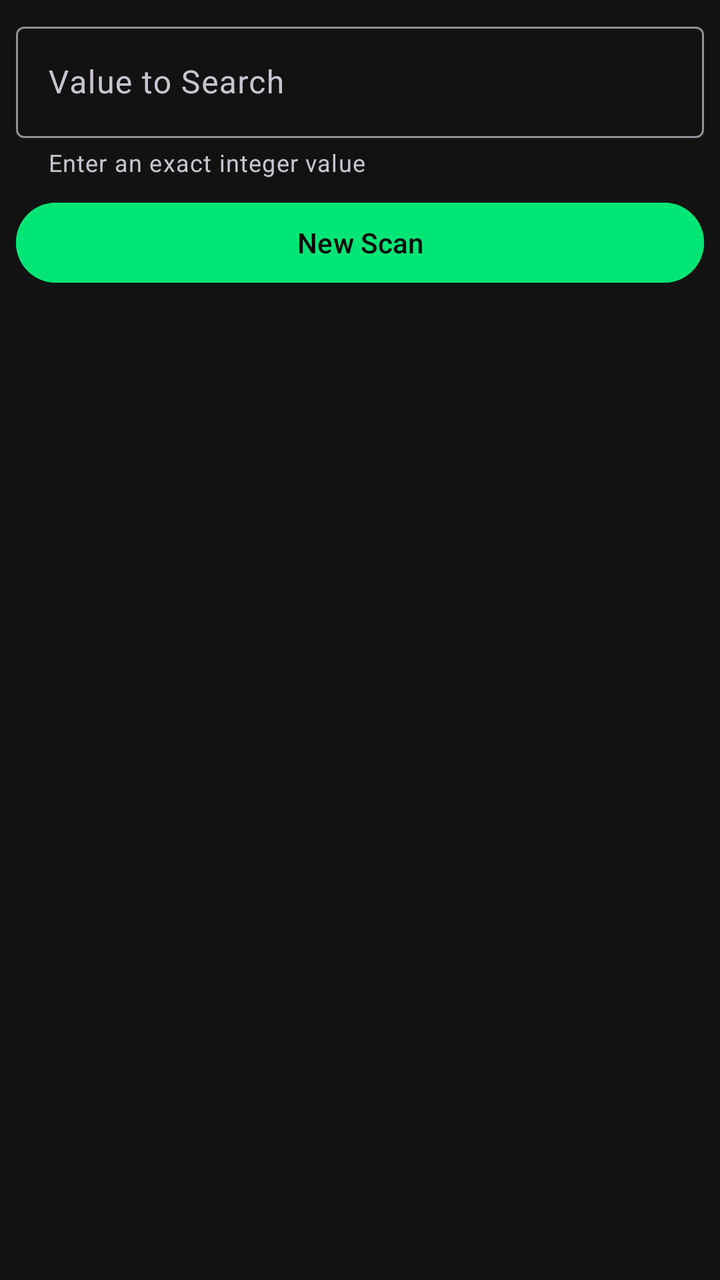
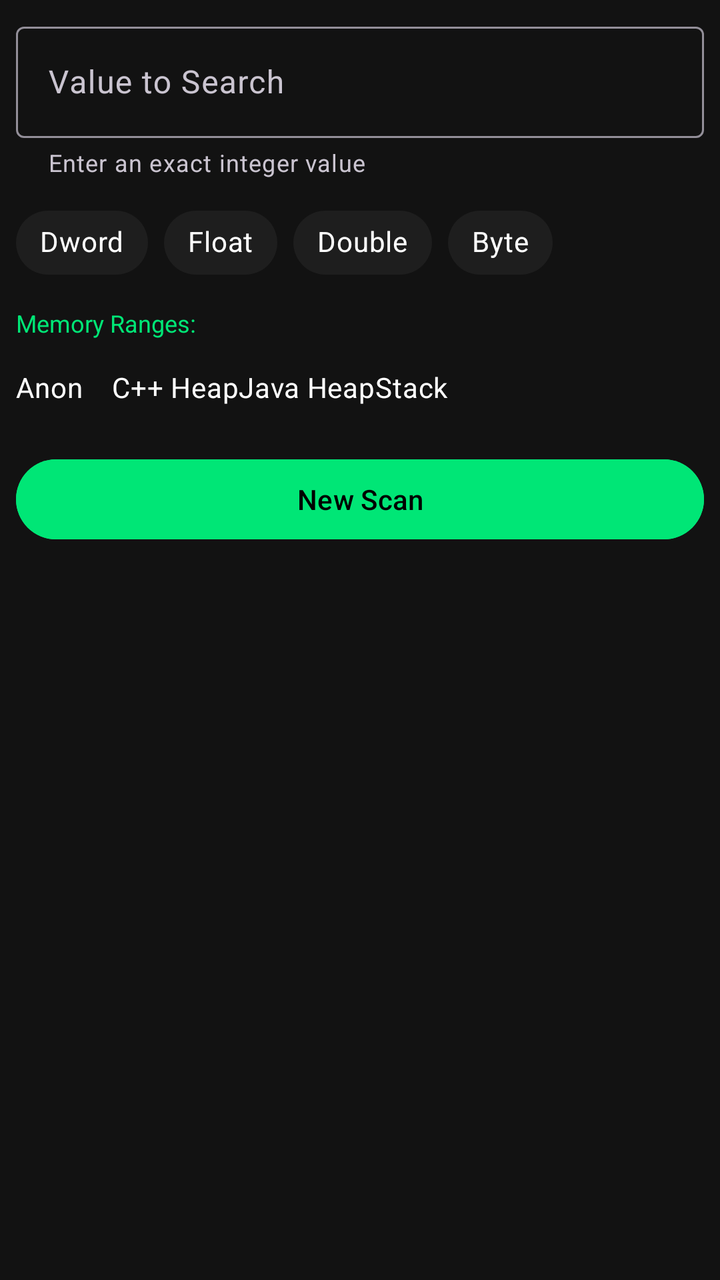

Before-and-after screenshots of an Android layout around one commit, followed by the original layout XML and the change that was made.
<!-- AndroidManifest.xml: application theme Theme.GameEx -->
<!-- res/layout/view_scan_mode.xml -->
<?xml version="1.0" encoding="utf-8"?>
<LinearLayout xmlns:android="http://schemas.android.com/apk/res/android"
    xmlns:app="http://schemas.android.com/apk/res-auto"
    android:layout_width="match_parent"
    android:layout_height="wrap_content"
    android:orientation="vertical"
    android:padding="8dp">

    <com.google.android.material.textfield.TextInputLayout
        android:layout_width="match_parent"
        android:layout_height="wrap_content"
        android:hint="@string/hint_search_value"
        app:helperText="@string/helper_search_value"
        app:endIconMode="clear_text">
        <com.google.android.material.textfield.TextInputEditText
            android:id="@+id/et_search_value"
            android:layout_width="match_parent"
            android:layout_height="wrap_content"
            android:inputType="numberSigned"
            android:imeOptions="actionSearch"
            android:textColor="#FFFFFF"/>
    </com.google.android.material.textfield.TextInputLayout>

    <Button
        android:id="@+id/btn_scan"
        android:layout_width="match_parent"
        android:layout_height="wrap_content"
        android:text="New Scan"
        android:backgroundTint="@color/primary_hacker_green"
        android:textColor="#000000"
        android:layout_marginTop="8dp"/>

    <Button
        android:id="@+id/btn_next_scan"
        android:layout_width="match_parent"
        android:layout_height="wrap_content"
        android:text="Next Scan"
        android:backgroundTint="#FFFFFF"
        android:textColor="#000000"
        android:layout_marginTop="8dp"
        android:visibility="gone"/>

    <ProgressBar
        android:id="@+id/progress_scan"
        android:layout_width="wrap_content"
        android:layout_height="wrap_content"
        android:layout_gravity="center"
        android:visibility="gone"
        android:layout_marginTop="16dp"/>

</LinearLayout>
<!-- resources referenced by this layout -->
<resources>
  <color name="primary_hacker_green">#00E676</color>
  <string name="helper_search_value">Enter an exact integer value</string>
  <string name="hint_search_value">Value to Search</string>
  <style name="Theme.GameEx" parent="Theme.Material3.Dark.NoActionBar">
          
          <item name="colorPrimary">@color/primary_hacker_green</item>
          <item name="android:background">@color/background_oled_black</item>
          <item name="colorSurface">@color/surface_card_grey</item>
      </style>
  <color name="background_oled_black">#121212</color>
  <color name="surface_card_grey">#1E1E1E</color>
</resources>

<!-- the commit's change to res/layout/view_scan_mode.xml (unified diff, before → after) -->
@@ -20,6 +20,113 @@
             android:imeOptions="actionSearch"
             android:textColor="#FFFFFF"/>
     </com.google.android.material.textfield.TextInputLayout>
+
+    <HorizontalScrollView
+        android:layout_width="match_parent"
+        android:layout_height="wrap_content"
+        android:layout_marginTop="8dp"
+        android:scrollbars="none">
+
+        <com.google.android.material.chip.ChipGroup
+            android:id="@+id/chip_group_type"
+            android:layout_width="wrap_content"
+            android:layout_height="wrap_content"
+            app:singleSelection="true"
+            app:selectionRequired="true">
+
+            <com.google.android.material.chip.Chip
+                android:id="@+id/chip_type_dword"
+                style="@style/Widget.MaterialComponents.Chip.Choice"
+                android:layout_width="wrap_content"
+                android:layout_height="wrap_content"
+                android:text="Dword"
+                android:checked="true"
+                android:textColor="@color/white"
+                app:chipBackgroundColor="@color/surface_card_grey"/>
+
+            <com.google.android.material.chip.Chip
+                android:id="@+id/chip_type_float"
+                style="@style/Widget.MaterialComponents.Chip.Choice"
+                android:layout_width="wrap_content"
+                android:layout_height="wrap_content"
+                android:text="Float"
+                android:textColor="@color/white"
+                app:chipBackgroundColor="@color/surface_card_grey"/>
+
+            <com.google.android.material.chip.Chip
+                android:id="@+id/chip_type_double"
+                style="@style/Widget.MaterialComponents.Chip.Choice"
+                android:layout_width="wrap_content"
+                android:layout_height="wrap_content"
+                android:text="Double"
+                android:textColor="@color/white"
+                app:chipBackgroundColor="@color/surface_card_grey"/>
+
+            <com.google.android.material.chip.Chip
+                android:id="@+id/chip_type_byte"
+                style="@style/Widget.MaterialComponents.Chip.Choice"
+                android:layout_width="wrap_content"
+                android:layout_height="wrap_content"
+                android:text="Byte"
+                android:textColor="@color/white"
+                app:chipBackgroundColor="@color/surface_card_grey"/>
+
+        </com.google.android.material.chip.ChipGroup>
+    </HorizontalScrollView>
+
+    <TextView
+        android:layout_width="match_parent"
+        android:layout_height="wrap_content"
+        android:text="Memory Ranges:"
+        android:textColor="@color/primary_hacker_green"
+        android:textSize="12sp"
+        android:layout_marginTop="8dp"/>
+
+    <HorizontalScrollView
+        android:layout_width="match_parent"
+        android:layout_height="wrap_content"
+        android:scrollbars="none">
+
+        <LinearLayout
+            android:layout_width="wrap_content"
+            android:layout_height="wrap_content"
+            android:orientation="horizontal">
+
+            <CheckBox
+                android:id="@+id/cb_region_anon"
+                android:layout_width="wrap_content"
+                android:layout_height="wrap_content"
+                android:text="Anon"
+                android:textColor="#FFFFFF"
+                android:checked="true"
+                android:buttonTint="@color/primary_hacker_green"/>
+
+            <CheckBox
+                android:id="@+id/cb_region_c_heap"
+                android:layout_width="wrap_content"
+                android:layout_height="wrap_content"
+                android:text="C++ Heap"
+                android:textColor="#FFFFFF"
+                android:checked="true"
+                android:buttonTint="@color/primary_hacker_green"/>
+
+            <CheckBox
+                android:id="@+id/cb_region_java_heap"
+                android:layout_width="wrap_content"
+                android:layout_height="wrap_content"
+                android:text="Java Heap"
+                android:textColor="#FFFFFF"
+                android:buttonTint="@color/primary_hacker_green"/>
+
+            <CheckBox
+                android:id="@+id/cb_region_stack"
+                android:layout_width="wrap_content"
+                android:layout_height="wrap_content"
+                android:text="Stack"
+                android:textColor="#FFFFFF"
+                android:buttonTint="@color/primary_hacker_green"/>
+        </LinearLayout>
+    </HorizontalScrollView>
 
     <Button
         android:id="@+id/btn_scan"
<!-- resource entries referenced after the edit -->
@@ -11,5 +11,6 @@
       </style>
   <color name="background_oled_black">#121212</color>
   <color name="surface_card_grey">#1E1E1E</color>
+  <color name="white">#FFFFFFFF</color>
 </resources>
 
